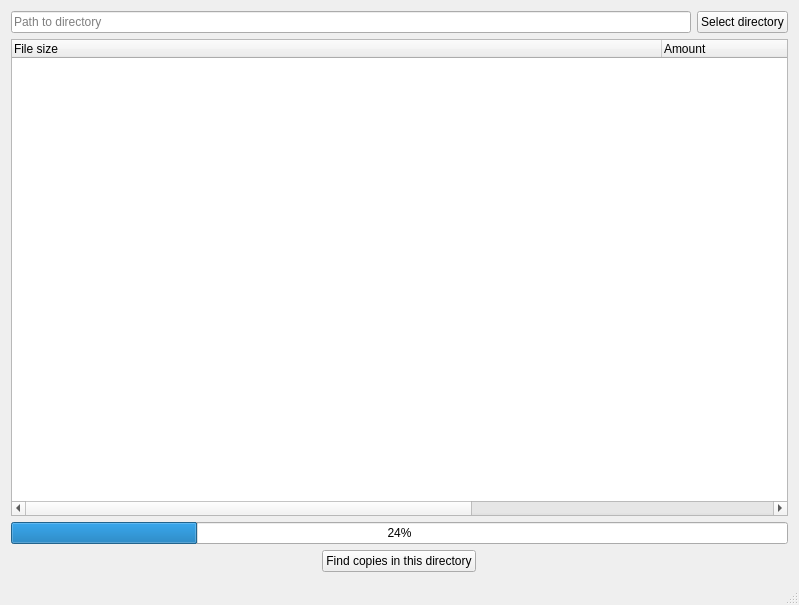
Old version of the form mainwindow.ui in the repository hazzus/copy-finder.
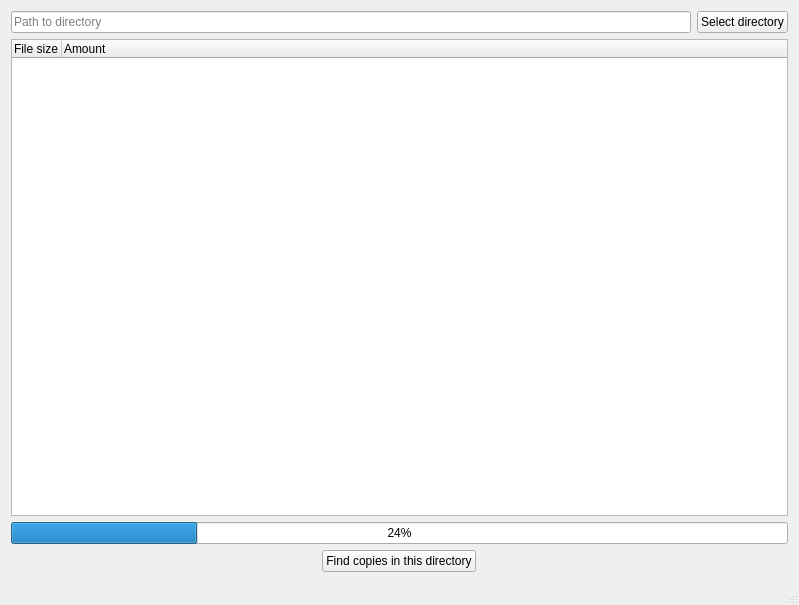
New version of the form.

```diff
--- a/mainwindow.ui
+++ b/mainwindow.ui
@@ -39,10 +39,10 @@
        </sizepolicy>
       </property>
       <attribute name="headerDefaultSectionSize">
-       <number>400</number>
+       <number>50</number>
       </attribute>
       <attribute name="headerMinimumSectionSize">
-       <number>650</number>
+       <number>50</number>
       </attribute>
       <column>
        <property name="text">
```
